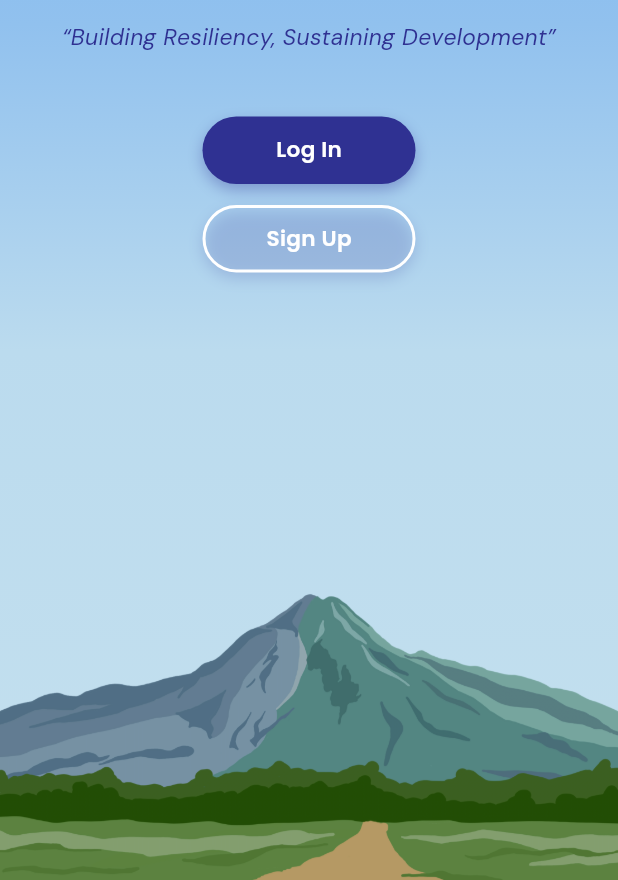
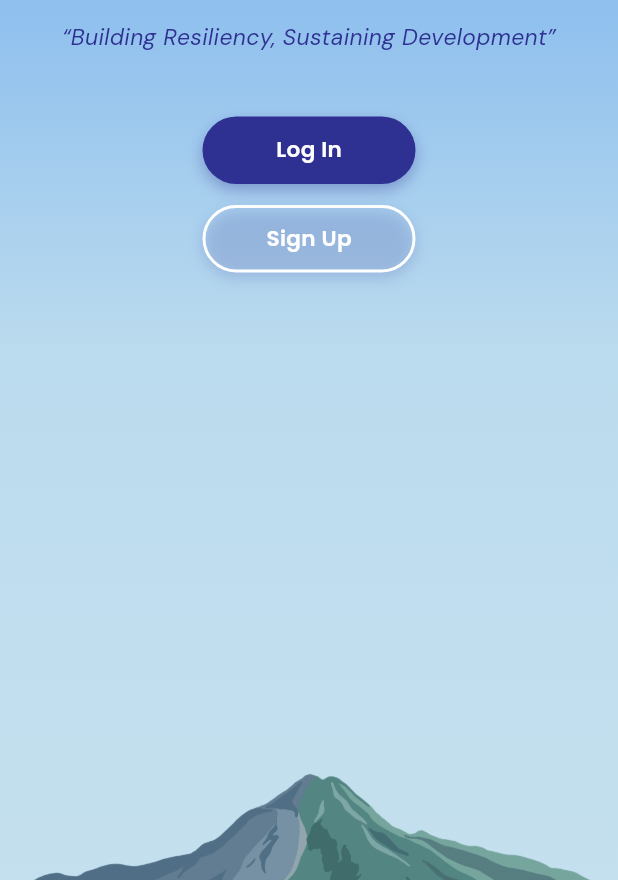
Before and after one commit to micajuliannadimatulac/mfi, a Flutter app: the screen it shows after launch, on a phone screen of 412 x 824 dp, the part 356-1236 px from its top. Run offline on Flutter 3.47's test engine with Material 3 defaults, Android fonts, the phone set to English and light mode, and no system bars; our stand-ins replace font_awesome_flutter, google_fonts.

Commit message:
photo updates

```diff
--- a/lib/widgets/auth_background.dart
+++ b/lib/widgets/auth_background.dart
@@ -23,6 +23,8 @@ class AuthBackground extends StatelessWidget {
 
                 return Align(
                   alignment: Alignment.bottomCenter,
+                  child: Transform.translate(
+                    offset: const Offset(0, 120), // increase to move lower
                     child: Image.asset(
                       AppAssets.matutum,
                       width: constraints.maxWidth,
@@ -30,6 +32,7 @@ class AuthBackground extends StatelessWidget {
                       fit: narrow ? BoxFit.cover : BoxFit.fitWidth,
                       alignment: Alignment.bottomCenter,
                       errorBuilder: (context, error, stackTrace) => const SizedBox.shrink(),
+                    ),
                   ),
                 );
               },
```
Also changed, not shown: lib/screens/dashboard_admin_screen.dart (+1 -16 lines), 4 other files. Lines whose indentation alone changed are shown as unchanged.
